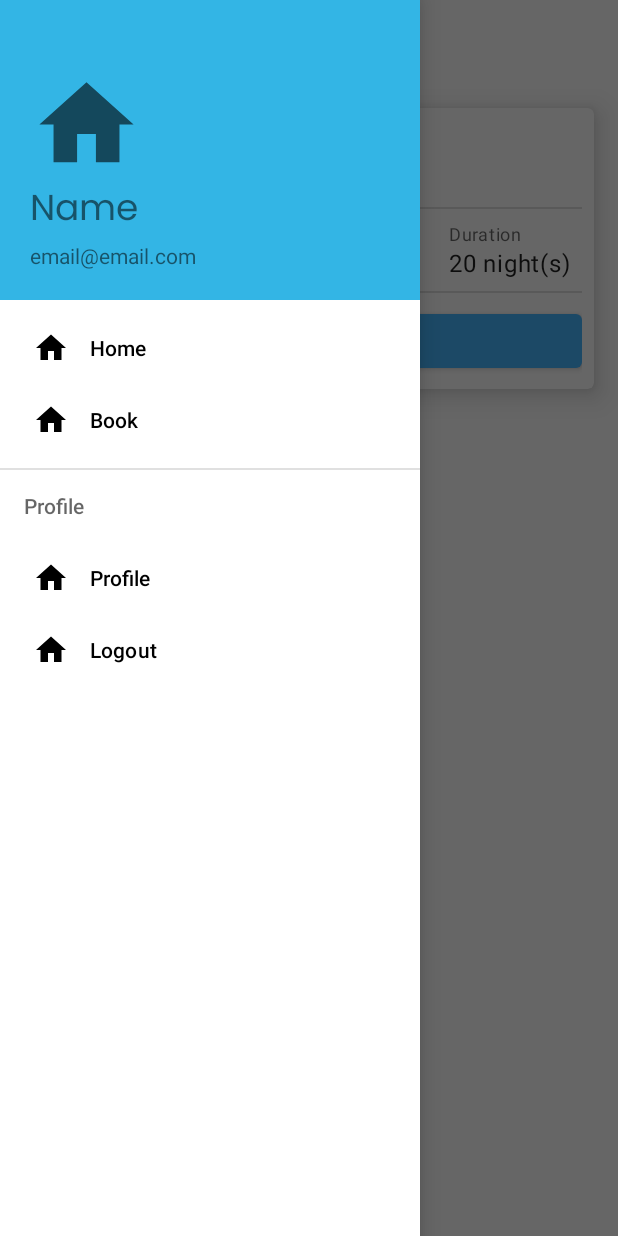
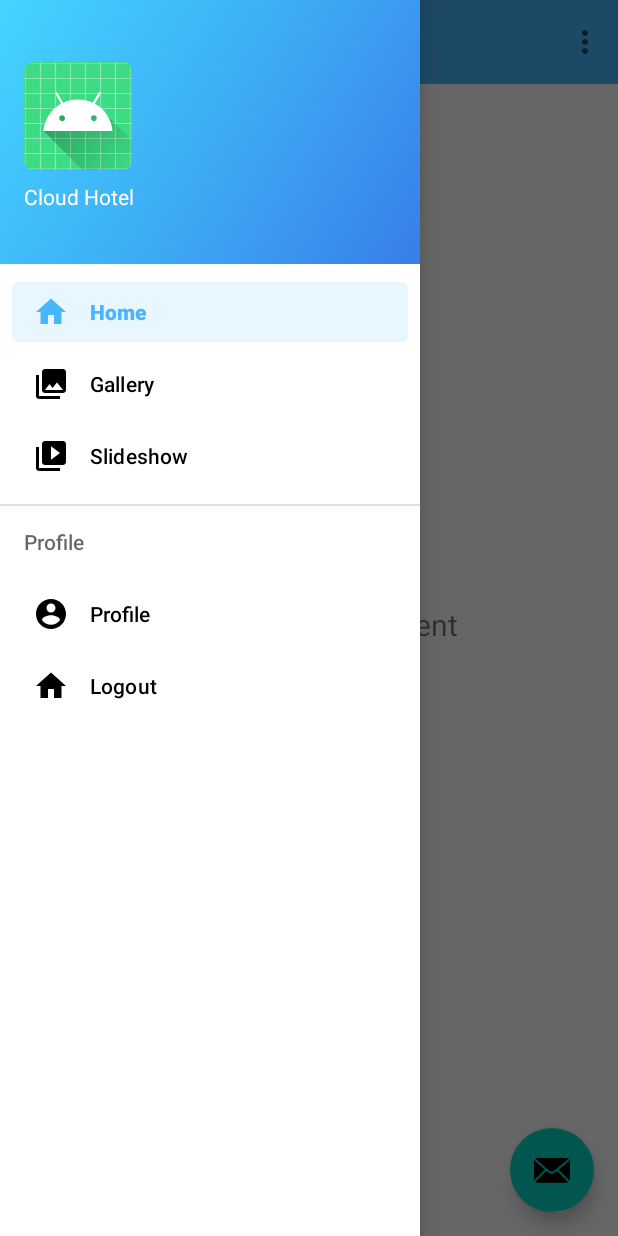
Before and after one commit to HansGio/Hotel_PBP, an Android app: the screen it shows after launch once a user with an empty profile is signed in (HomeActivity before the commit, MenuActivity after it), with the side drawer open, on a phone screen of 412 x 824 dp. Run offline under Robolectric (Android 15) with nearby library versions, the phone set to English and light mode, and no system bars; our stand-ins replace Firebase (no records; nobody signed in at launch, a user with empty details on screens opened directly), navigation-ui.

Commit message:
add side menu

```diff
--- a/app/src/main/java/com/pbpc_e/hotel_pbp/MainActivity.java
+++ b/app/src/main/java/com/pbpc_e/hotel_pbp/MainActivity.java
@@ -53,7 +53,7 @@ public class MainActivity extends AppCompatActivity {
             @Override
             public void run() {
                 Intent intent = new Intent(MainActivity.this, LoginActivity.class);
-                if(FirebaseAuth.getInstance().getCurrentUser() != null) intent = new Intent(MainActivity.this, HomeActivity.class);
+                if(FirebaseAuth.getInstance().getCurrentUser() != null) intent = new Intent(MainActivity.this, MenuActivity.class);
                 else intent = new Intent(MainActivity.this, LoginActivity.class);
 
 //                Pair[] pairs = new Pair[3];
--- a/app/src/main/java/com/pbpc_e/hotel_pbp/MenuActivity.java
+++ b/app/src/main/java/com/pbpc_e/hotel_pbp/MenuActivity.java
@@ -1,12 +1,17 @@
 package com.pbpc_e.hotel_pbp;
 
+import android.content.Intent;
 import android.os.Bundle;
+import android.view.MenuItem;
 import android.view.View;
 import android.view.Menu;
+import android.widget.TextView;
 
 import com.google.android.material.floatingactionbutton.FloatingActionButton;
 import com.google.android.material.snackbar.Snackbar;
 import com.google.android.material.navigation.NavigationView;
+import com.google.firebase.auth.FirebaseAuth;
+import com.google.firebase.auth.FirebaseUser;
 
 import androidx.navigation.NavController;
 import androidx.navigation.Navigation;
@@ -36,6 +41,16 @@ public class MenuActivity extends AppCompatActivity {
         });
         DrawerLayout drawer = findViewById(R.id.drawer_layout);
         NavigationView navigationView = findViewById(R.id.nav_view);
+        FirebaseUser user = FirebaseAuth.getInstance().getCurrentUser();
+        String userEmail = "email@email.com";
+        if (user != null) {
+            userEmail = user.getEmail();
+        } else {
+            // No user is signed in
+        }
+        View header = navigationView.getHeaderView(0);
+        TextView email = header.findViewById(R.id.textView);
+        email.setText(userEmail);
         // Passing each menu ID as a set of Ids because each
         // menu should be considered as top level destinations.
         mAppBarConfiguration = new AppBarConfiguration.Builder(
@@ -45,6 +60,16 @@ public class MenuActivity extends AppCompatActivity {
         NavController navController = Navigation.findNavController(this, R.id.nav_host_fragment);
         NavigationUI.setupActionBarWithNavController(this, navController, mAppBarConfiguration);
         NavigationUI.setupWithNavController(navigationView, navController);
+
+        navigationView.getMenu().findItem(R.id.nav_logout).setOnMenuItemClickListener(new MenuItem.OnMenuItemClickListener() {
+            @Override
+            public boolean onMenuItemClick(MenuItem menuItem) {
+                FirebaseAuth.getInstance().signOut();
+                Intent intent = new Intent(MenuActivity.this, LoginActivity.class);
+                startActivity(intent);
+                return false;
+            }
+        });
     }
 
     @Override
--- a/app/src/main/res/drawable/side_nav_bar.xml
+++ b/app/src/main/res/drawable/side_nav_bar.xml
@@ -2,8 +2,8 @@
     android:shape="rectangle">
     <gradient
         android:angle="135"
-        android:centerColor="#009688"
-        android:endColor="#00695C"
-        android:startColor="#4DB6AC"
+        android:centerColor="#3dadf5"
+        android:endColor="#43d5ff"
+        android:startColor="#387ee8"
         android:type="linear" />
 </shape>
--- a/app/src/main/res/layout/activity_main.xml
+++ b/app/src/main/res/layout/activity_main.xml
@@ -4,7 +4,7 @@
     xmlns:tools="http://schemas.android.com/tools"
     android:layout_width="match_parent"
     android:layout_height="match_parent"
-    android:background="@android:color/holo_blue_light"
+    android:background="@drawable/side_nav_bar"
     tools:context=".MainActivity">
 
     <ImageView
--- a/app/src/main/res/menu/activity_main_drawer.xml
+++ b/app/src/main/res/menu/activity_main_drawer.xml
@@ -6,7 +6,7 @@
     <group android:checkableBehavior="single">
         <item
             android:id="@+id/nav_home"
-            android:icon="@drawable/ic_menu_camera"
+            android:icon="@drawable/ic_baseline_home_24"
             android:title="@string/menu_home" />
         <item
             android:id="@+id/nav_gallery"
@@ -17,4 +17,18 @@
             android:icon="@drawable/ic_menu_slideshow"
             android:title="@string/menu_slideshow" />
     </group>
+    <group android:checkableBehavior="single">
+        <item android:title="Profile">
+            <menu>
+                <item
+                    android:id="@+id/nav_profile"
+                    android:icon="@drawable/ic_baseline_account_circle_24"
+                    android:title="Profile" />
+                <item
+                    android:id="@+id/nav_logout"
+                    android:icon="@drawable/ic_baseline_home_24"
+                    android:title="Logout" />
+            </menu>
+        </item>
+    </group>
 </menu>
--- a/app/src/main/res/values/strings.xml
+++ b/app/src/main/res/values/strings.xml
@@ -5,7 +5,7 @@
     <string name="title_activity_menu">MenuActivity</string>
     <string name="navigation_drawer_open">Open navigation drawer</string>
     <string name="navigation_drawer_close">Close navigation drawer</string>
-    <string name="nav_header_title">Android Studio</string>
+    <string name="nav_header_title">Cloud Hotel</string>
     <string name="nav_header_subtitle">android.studio@android.com</string>
     <string name="nav_header_desc">Navigation header</string>
     <string name="action_settings">Settings</string>
```
Also changed, not shown: app/src/main/AndroidManifest.xml (+5 -9 lines).
